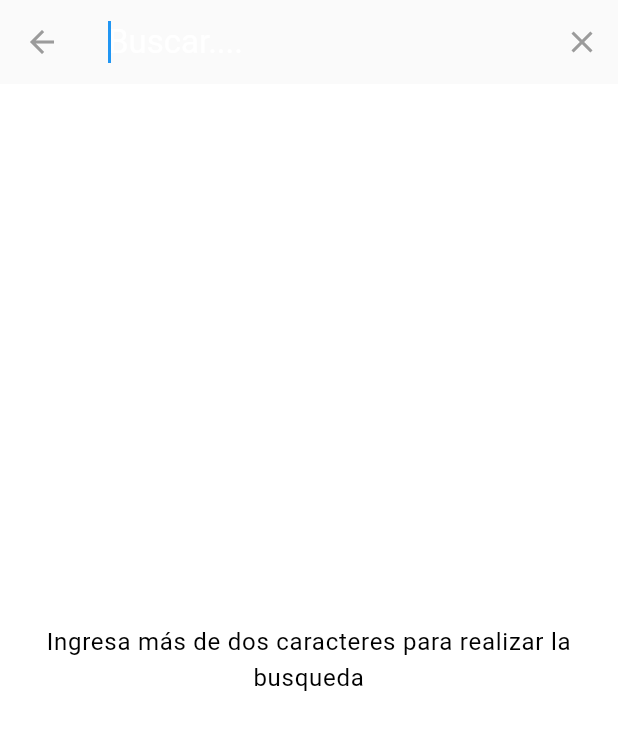
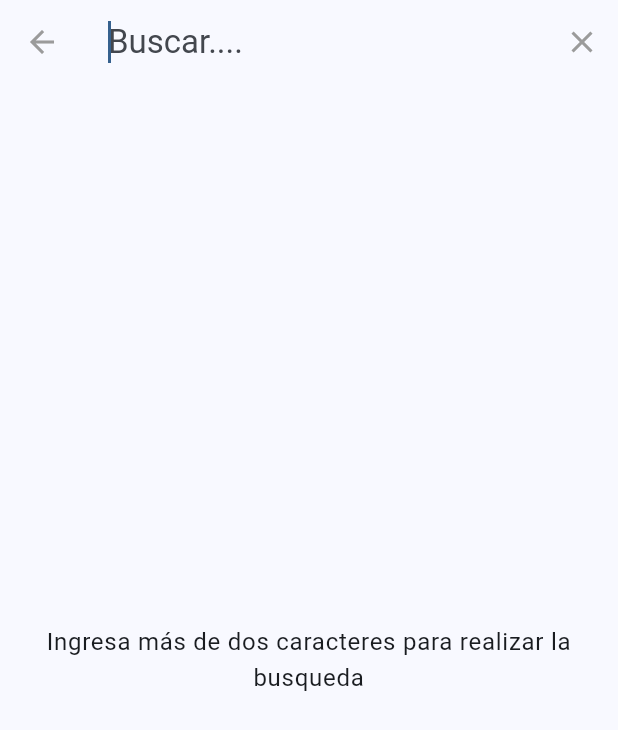
Before and after one commit to jcamilo1599/flutter_shop, a Flutter app: the screen it shows after launch, after a tap on the "search" icon, on a phone screen of 412 x 824 dp. Shown: the top 730 px of the screen. Run offline on Flutter 3.47's test engine with Material 2 defaults, Android fonts, the phone set to English and light mode, and no system bars; our stand-ins replace badges, carousel_slider, email_validator, flutter_riverpod, shared_preferences, top_snackbar_flutter; network calls fail.

Commit message:
Corrección de errores

```diff
--- a/lib/domain/use_cases/cart.dart
+++ b/lib/domain/use_cases/cart.dart
@@ -156,7 +156,9 @@ class CartUseCase {
      * agrupo solo la posición en la lista que se guarda localmente.
      */
     productsList.asMap().forEach((int index, ProductModel product) {
-      (group[product.id!] ??= <int>[]).add(index);
+      if (product.id != null) {
+        (group[product.id!] ??= <int>[]).add(index);
+      }
     });
 
     return group;
--- a/lib/ui/common/tokens/themes.dart
+++ b/lib/ui/common/tokens/themes.dart
@@ -4,68 +4,25 @@ import 'color.dart';
 import 'size.dart';
 
 class Themes {
-  static final ElevatedButtonThemeData _elevatedButtonTheme =
-      ElevatedButtonThemeData(
-    style: ElevatedButton.styleFrom(
-      backgroundColor: ColorToken.primary,
-      foregroundColor: ColorToken.white,
-      padding: const EdgeInsets.symmetric(
-        vertical: SizeToken.spacingMedium,
-        horizontal: SizeToken.horizontal,
-      ),
-      textStyle: const TextStyle(
-        fontSize: 17,
-        fontWeight: FontWeight.w400,
-      ),
-    ),
-  );
-
-  static final TextButtonThemeData _textButtonTheme = TextButtonThemeData(
-    style: TextButton.styleFrom(
-      padding: const EdgeInsets.symmetric(
-        vertical: SizeToken.spacingMedium,
-        horizontal: SizeToken.horizontal,
-      ),
-      textStyle: const TextStyle(
-        fontSize: 17,
-        fontWeight: FontWeight.w400,
-      ),
-    ),
-  );
-
   /// Personalizaciones para el tema claro de la aplicación
   static ThemeData light = ThemeData(
     useMaterial3: true,
     brightness: Brightness.light,
-    colorScheme: ThemeData.light().colorScheme.copyWith(
-          brightness: Brightness.light,
-          onSurfaceVariant: ColorToken.white,
-          background: ThemeData.light().scaffoldBackgroundColor,
-        ),
-    appBarTheme: AppBarTheme(
-      backgroundColor: ThemeData.light().scaffoldBackgroundColor,
-      iconTheme: const IconThemeData(color: ColorToken.darkGray),
-      actionsIconTheme: const IconThemeData(color: ColorToken.darkGray),
+    colorSchemeSeed: ColorToken.primary,
+    dividerTheme: const DividerThemeData(
+      thickness: .3,
+      space: SizeToken.spacingBig,
     ),
-    elevatedButtonTheme: _elevatedButtonTheme,
-    textButtonTheme: _textButtonTheme,
   );
 
   /// Personalizaciones para el tema obscuro de la aplicación
   static ThemeData dark = ThemeData(
     useMaterial3: true,
     brightness: Brightness.dark,
-    colorScheme: ThemeData.dark().colorScheme.copyWith(
-          brightness: Brightness.dark,
-          onSurfaceVariant: ColorToken.white,
-          background: ThemeData.dark().scaffoldBackgroundColor,
-        ),
-    appBarTheme: AppBarTheme(
-      backgroundColor: ThemeData.dark().scaffoldBackgroundColor,
-      iconTheme: const IconThemeData(color: ColorToken.white),
-      actionsIconTheme: const IconThemeData(color: ColorToken.white),
+    colorSchemeSeed: ColorToken.primary,
+    dividerTheme: const DividerThemeData(
+      thickness: .3,
+      space: SizeToken.spacingBig,
     ),
-    elevatedButtonTheme: _elevatedButtonTheme,
-    textButtonTheme: _textButtonTheme,
   );
 }
--- a/lib/ui/pages/start/widgets/account/account.dart
+++ b/lib/ui/pages/start/widgets/account/account.dart
@@ -119,6 +119,8 @@ class _AccountWidgetState extends ConsumerState<AccountWidget> {
   Widget _buildEmail() {
     return TextFormField(
       controller: _ctrlEmail,
+      keyboardType: TextInputType.emailAddress,
+      autocorrect: false,
       decoration: InputDecoration(
         border: OutlineInputBorder(borderRadius: BorderRadius.circular(10)),
         prefixIcon: const Icon(Icons.alternate_email),
```
